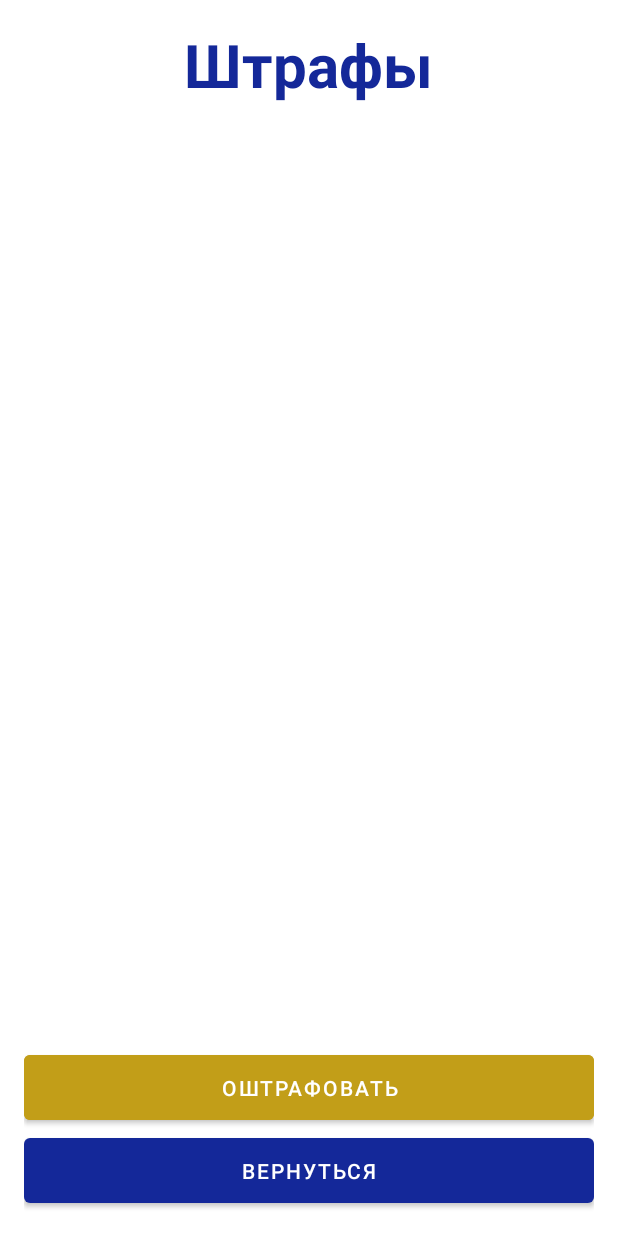
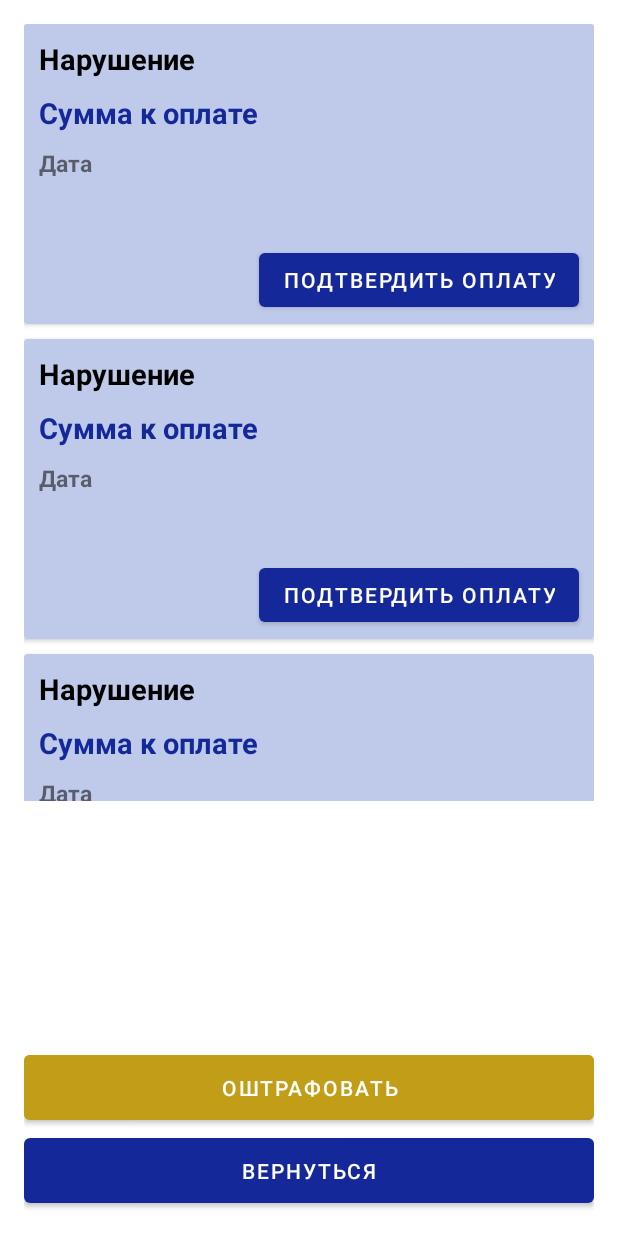
Before and after one commit to BelGray/CarNumbersDatabase, an Android app: the layout activity_person_fines.xml on its own in the app's theme, with its tools: preview values and no code run, on a phone screen of 412 x 824 dp. Run offline under Robolectric (Android 15) with nearby library versions, the phone set to English and light mode, and no system bars.

Commit message:
update activities

```diff
--- a/app/src/main/java/com/example/carnumbersdatabase/ui/MainActivity.java
+++ b/app/src/main/java/com/example/carnumbersdatabase/ui/MainActivity.java
@@ -70,14 +70,11 @@ public class MainActivity extends AppCompatActivity {
             }
 
             if (searchCarNumbersFieldStatusOk && searchRegionCodeFieldStatusOk) {
-                searchNumbersTextView.setText("Поиск по базе");
-                searchNumbersTextView.setTextColor(Color.parseColor("#142899"));
-
                 int region = Integer.parseInt(regionCode);
                 numberViewModel.getPersonByCarNumbers(carNumbers, region).observe(this, numbers -> {
 
                     if (numbers.isEmpty()) {
-                        Toast.makeText(MainActivity.this, "Ничего не найдено!", Toast.LENGTH_SHORT).show();
+                        Toast.makeText(MainActivity.this, "Номеров в базе не обнаружено!", Toast.LENGTH_SHORT).show();
                         return;
                     }
 
--- a/app/src/main/res/layout/activity_person_fines.xml
+++ b/app/src/main/res/layout/activity_person_fines.xml
@@ -1,47 +1,17 @@
 <?xml version="1.0" encoding="utf-8"?>
 <RelativeLayout xmlns:android="http://schemas.android.com/apk/res/android"
+    xmlns:app="http://schemas.android.com/apk/res-auto"
+    xmlns:tools="http://schemas.android.com/tools"
     android:layout_width="match_parent"
     android:layout_height="match_parent"
-    xmlns:app="http://schemas.android.com/apk/res-auto"
-    xmlns:tools="http://schemas.android.com/tools"
-    tools:context=".ui.PersonFinesActivity"
-    android:orientation="vertical">
+    android:orientation="vertical"
+    tools:context=".ui.PersonFinesActivity">
 
-        <ScrollView
-            android:layout_width="match_parent"
-            android:layout_height="550dp"
-            android:padding="16dp">
-
-
-            <LinearLayout
-                android:id="@+id/finesListLinearLayout"
-                android:layout_width="match_parent"
-                android:layout_height="wrap_content"
-                android:orientation="vertical"
-                >
-
-                <RelativeLayout
-                    android:id="@+id/finesListRelativeLayout"
-                    android:layout_width="match_parent"
-                    android:layout_height="wrap_content">
-
-                    <TextView
-                        android:id="@+id/finesListTextView"
-                        android:layout_width="wrap_content"
-                        android:layout_height="wrap_content"
-                        android:layout_centerInParent="true"
-                        android:text="@string/person_fines"
-                        android:textColor="@color/blue"
-                        android:textSize="40sp"
-                        android:textStyle="bold" />
-
-                </RelativeLayout>
-
-
-
-            </LinearLayout>
-
-        </ScrollView>
+    <androidx.recyclerview.widget.RecyclerView
+        android:layout_width="match_parent"
+        android:layout_height="550dp"
+        android:padding="16dp"
+        tools:listitem="@layout/fine_item" />
 
     <RelativeLayout
         android:layout_width="match_parent"
@@ -50,10 +20,10 @@
         android:padding="16dp">
 
         <RelativeLayout
+            android:id="@+id/personLicenseRelativeLayout"
             android:layout_width="wrap_content"
-            android:layout_height="wrap_content"
-            android:id="@+id/personLicenseRelativeLayout"
-            >
+            android:layout_height="wrap_content">
+
             <Button
                 android:id="@+id/personRemoveLicenseButton"
                 android:layout_width="match_parent"
@@ -77,17 +47,17 @@
             android:id="@+id/finesGoBackButton"
             android:layout_width="match_parent"
             android:layout_height="55dp"
+            android:layout_below="@+id/personToFineButton"
             android:text="@string/go_back_button"
-            android:layout_below="@+id/personToFineButton"
             android:textColor="@color/white" />
 
         <Button
             android:id="@+id/personToFineButton"
             android:layout_width="match_parent"
             android:layout_height="55dp"
+            android:layout_below="@+id/personLicenseRelativeLayout"
             android:backgroundTint="@color/warning_yellow"
             android:text="@string/person_to_fine"
-            android:layout_below="@+id/personLicenseRelativeLayout"
             android:textColor="@color/white" />
 
     </RelativeLayout>
--- /dev/null
+++ b/app/src/main/res/layout/fine_item.xml
@@ -0,0 +1,84 @@
+<?xml version="1.0" encoding="utf-8"?>
+<androidx.cardview.widget.CardView xmlns:android="http://schemas.android.com/apk/res/android"
+    xmlns:app="http://schemas.android.com/apk/res-auto"
+    android:id="@+id/finesListCardView"
+    android:layout_marginBottom="10dp"
+    android:layout_width="match_parent"
+    android:layout_height="200dp"
+    app:cardBackgroundColor="@color/light_blue_for_text_fields">
+
+    <RelativeLayout
+        android:id="@+id/finesListRelativeLayoutInCardView"
+        android:layout_width="match_parent"
+        android:layout_height="match_parent"
+        >
+
+        <TextView
+            android:id="@+id/fineText"
+            android:layout_width="wrap_content"
+            android:layout_height="wrap_content"
+            android:layout_marginTop="10dp"
+            android:layout_marginStart="10dp"
+            android:text="@string/person_fine_text"
+            android:textColor="@color/black"
+            android:textSize="19sp"
+            android:textStyle="bold"
+            />
+
+        <TextView
+            android:id="@+id/fineAmount"
+            android:layout_width="wrap_content"
+            android:layout_height="wrap_content"
+            android:layout_marginTop="10dp"
+            android:layout_marginStart="10dp"
+            android:text="@string/person_fine_amount"
+            android:textColor="@color/blue"
+            android:layout_below="@id/fineText"
+            android:textSize="19sp"
+            android:textStyle="bold"
+            />
+
+        <TextView
+            android:id="@+id/fineDate"
+            android:layout_width="wrap_content"
+            android:layout_height="wrap_content"
+            android:layout_marginTop="10dp"
+            android:layout_marginStart="10dp"
+            android:text="@string/date"
+            android:layout_below="@id/fineAmount"
+            android:textSize="15sp"
+            android:textStyle="bold"
+            />
+
+        <Button
+            android:id="@+id/confirmFineIsPayedButton"
+            android:layout_width="wrap_content"
+            android:layout_height="wrap_content"
+            android:text="@string/person_fine_confirm_pay"
+            android:layout_marginBottom="5dp"
+            android:layout_marginEnd="10dp"
+            android:layout_alignParentBottom="true"
+            android:layout_alignParentEnd="true"
+            android:textColor="@color/white"
+            android:visibility="visible"
+            />
+
+        <TextView
+            android:id="@+id/fineIsPayedText"
+            android:layout_width="wrap_content"
+            android:layout_height="wrap_content"
+            android:text="@string/person_fine_is_payed"
+            android:textSize="20sp"
+            android:textStyle="bold"
+            android:textColor="@color/green"
+            android:layout_marginBottom="10dp"
+            android:layout_marginEnd="10dp"
+            android:layout_alignParentBottom="true"
+            android:layout_alignParentEnd="true"
+            android:visibility="gone"
+            />
+
+
+    </RelativeLayout>
+
+</androidx.cardview.widget.CardView>
```
Also changed, not shown: app/src/main/res/layout/fines_list_item.xml (deleted, +0 -92 lines).
